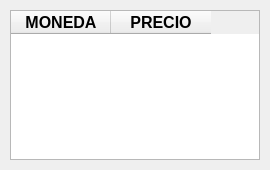
Before: the Qt Designer form precios_ui.ui in GabsRTX/bitso_criptomonedas, drawn with Qt 5.
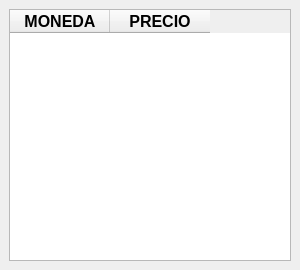
After: the same form once the commit is applied.

What changed in the file:
```diff
--- a/precios_ui.ui
+++ b/precios_ui.ui
@@ -6,14 +6,22 @@
    <rect>
     <x>0</x>
     <y>0</y>
-    <width>270</width>
-    <height>170</height>
+    <width>300</width>
+    <height>270</height>
    </rect>
   </property>
+  <property name="minimumSize">
+   <size>
+    <width>300</width>
+    <height>220</height>
+   </size>
+  </property>
   <property name="windowTitle">
    <string>MainWindow</string>
   </property>
   <widget class="QWidget" name="centralwidget">
+   <layout class="QGridLayout" name="gridLayout_2">
+    <item row="0" column="0">
    <widget class="QTableWidget" name="qt_tabla_precios">
     <property name="geometry">
      <rect>
@@ -56,6 +64,8 @@
      </property>
     </column>
    </widget>
+    </item>
+   </layout>
   </widget>
  </widget>
  <resources/>
```
Left out of the diff: 21 changed lines with no effect on the pictures. Lines whose indentation alone changed are shown as unchanged.
